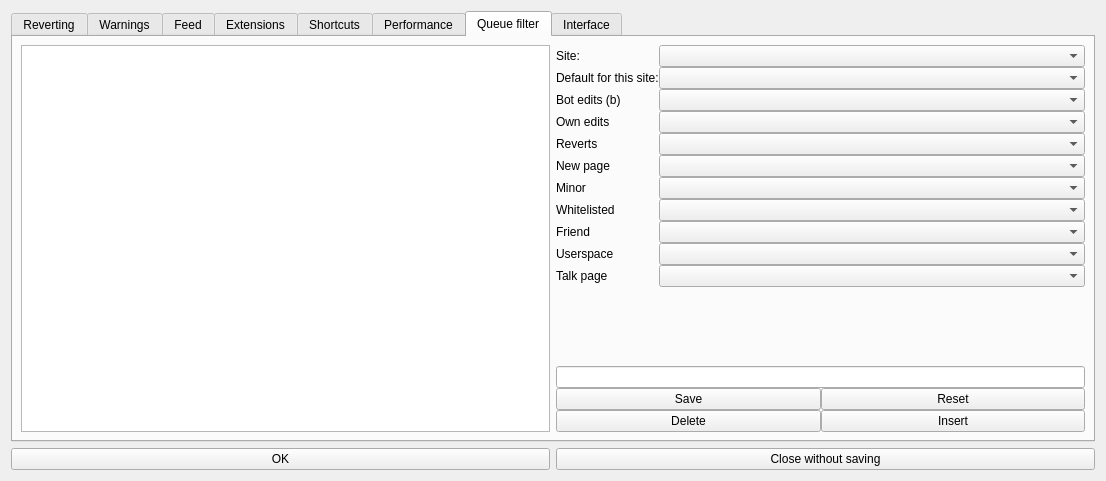
The window that huggle/preferences.ui (huggle/huggle3-qt-lx) describes before a commit, drawn with Qt 5.
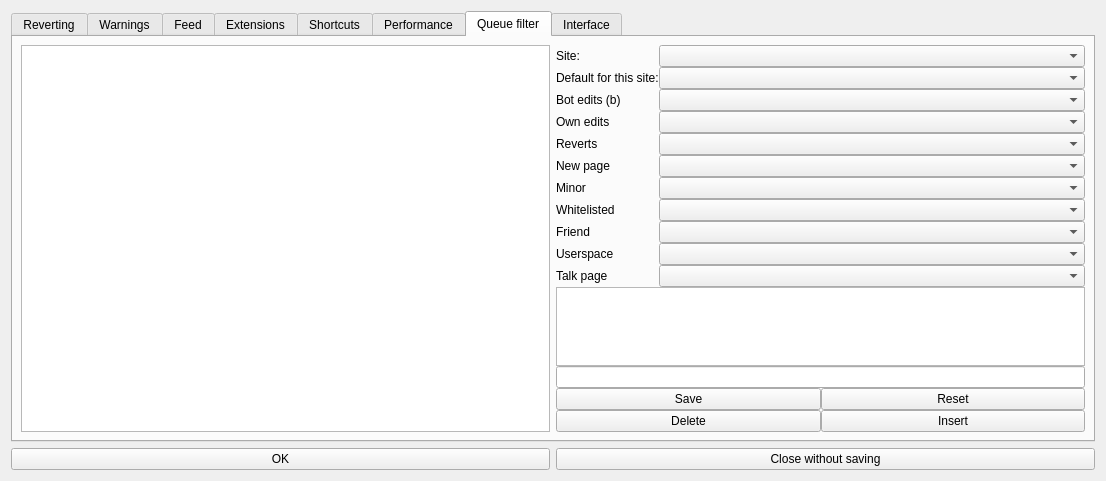
The same window after the commit. The open tabs and pages were chosen to show the change. Icons and pictures are not drawn.

```diff
--- a/huggle/preferences.ui
+++ b/huggle/preferences.ui
@@ -626,6 +626,9 @@
            </item>
           </layout>
          </item>
+         <item>
+          <widget class="QTableWidget" name="tableWidget_3"/>
+         </item>
          <item>
           <spacer name="verticalSpacer_6">
            <property name="orientation">
```
